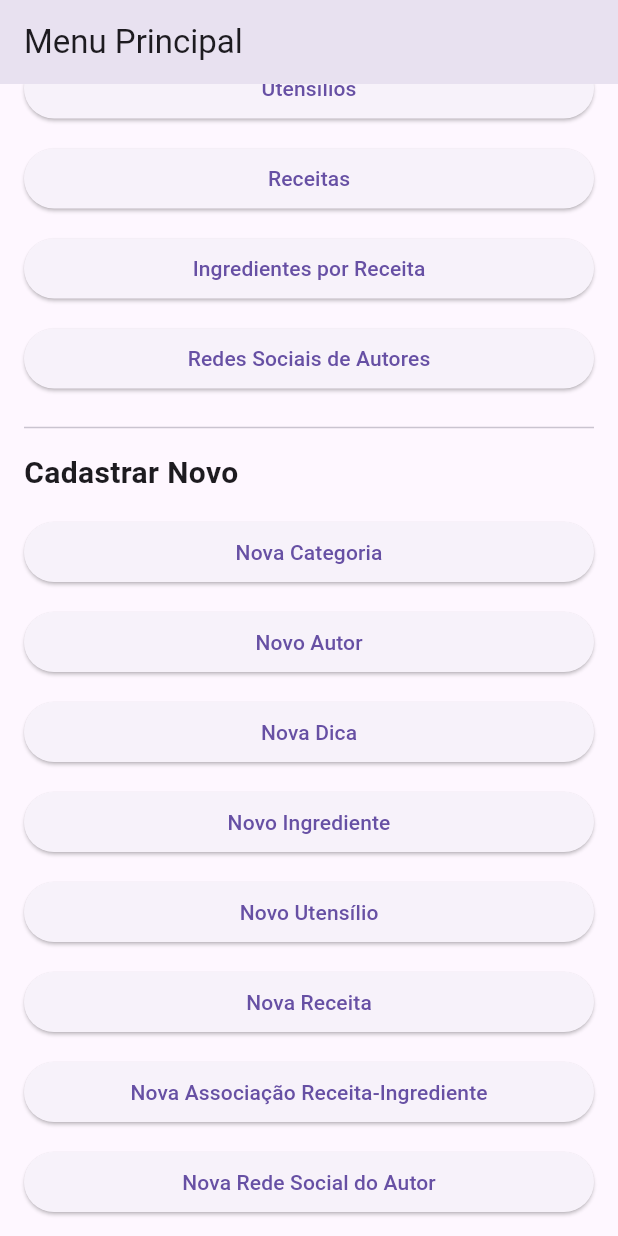
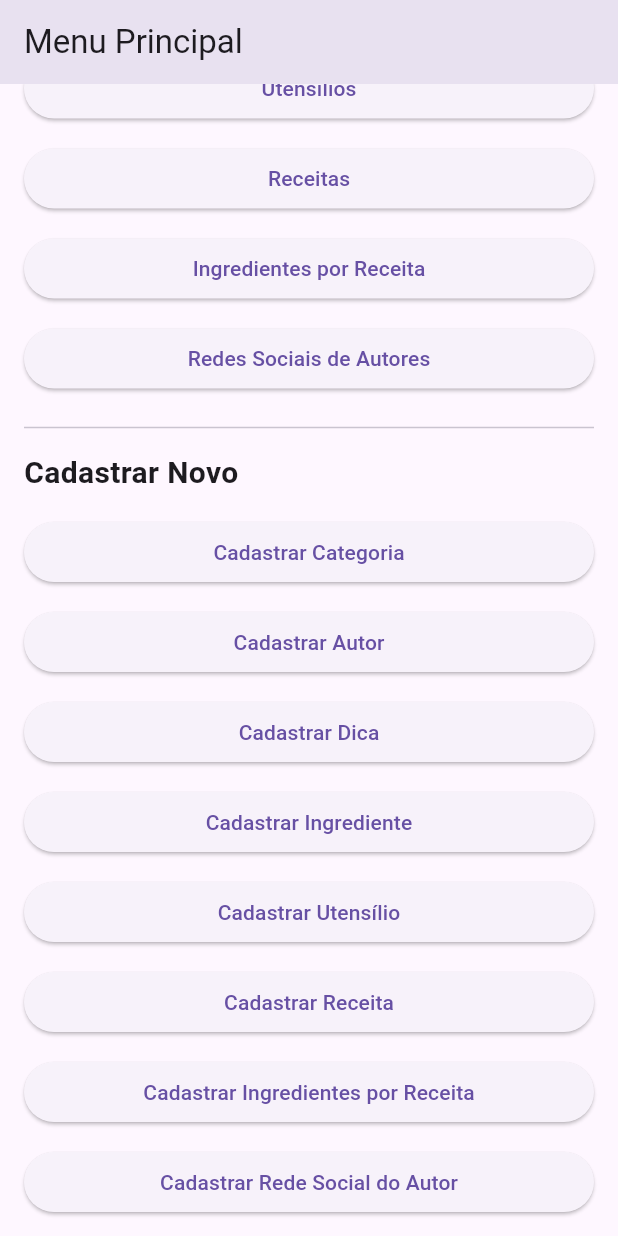
Before and after one commit to danisfon/receita, a Flutter app: the screen it shows after launch, scrolled down 320 dp, on a phone screen of 412 x 824 dp. Run offline on Flutter 3.47's test engine with Material 3 defaults, Android fonts, the phone set to English and light mode, and no system bars; our stand-ins replace sqflite_common_ffi, sqflite_common_ffi_web; accounts and stored records are empty.

Commit message:
modificando menu principal

```diff
--- a/lib/widget/menu_principal.dart
+++ b/lib/widget/menu_principal.dart
@@ -25,14 +25,14 @@ class MenuPrincipal extends StatelessWidget {
           const Divider(height: 32),
           const Text('Cadastrar Novo', style: TextStyle(fontSize: 20, fontWeight: FontWeight.bold)),
           const SizedBox(height: 8),
-          _botao(context, 'Nova Categoria', Rotas.cadastroCategoria),
-          _botao(context, 'Novo Autor', Rotas.cadastroAutor),
-          _botao(context, 'Nova Dica', Rotas.cadastroDica),
-          _botao(context, 'Novo Ingrediente', Rotas.cadastroIngrediente),
-          _botao(context, 'Novo Utensílio', Rotas.cadastroUtensilio),
-          _botao(context, 'Nova Receita', Rotas.cadastroReceita),
-          _botao(context, 'Nova Associação Receita-Ingrediente', Rotas.cadastroReceitaIngrediente),
-          _botao(context, 'Nova Rede Social do Autor', Rotas.cadastroAutorRedeSocial),
+          _botao(context, 'Cadastrar Categoria', Rotas.cadastroCategoria),
+          _botao(context, 'Cadastrar Autor', Rotas.cadastroAutor),
+          _botao(context, 'Cadastrar Dica', Rotas.cadastroDica),
+          _botao(context, 'Cadastrar Ingrediente', Rotas.cadastroIngrediente),
+          _botao(context, 'Cadastrar Utensílio', Rotas.cadastroUtensilio),
+          _botao(context, 'Cadastrar Receita', Rotas.cadastroReceita),
+          _botao(context, 'Cadastrar Ingredientes por Receita', Rotas.cadastroReceitaIngrediente),
+          _botao(context, 'Cadastrar Rede Social do Autor', Rotas.cadastroAutorRedeSocial),
         ],
       ),
     );
```
